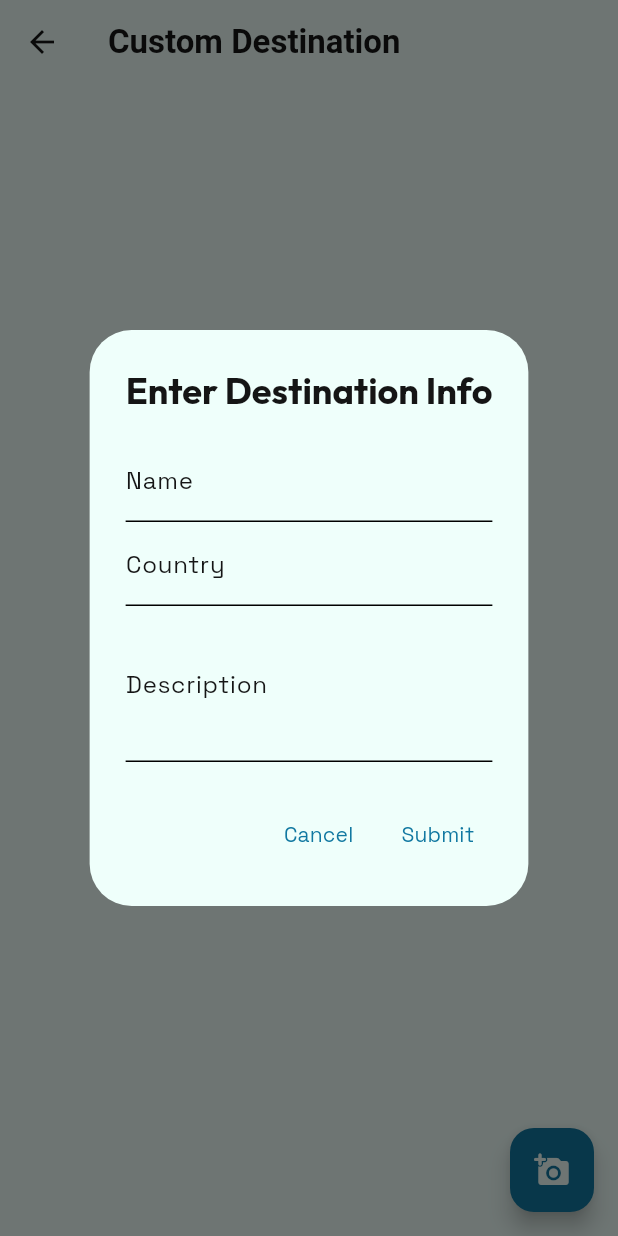
After one commit to baxelnut/virtual_tourism, a Flutter app: the UploadImage screen opened directly, after a tap on the "add a photo" icon, on a phone screen of 412 x 824 dp. The commit adds this screen. Run offline on Flutter 3.47's test engine with Material 3 defaults, Android fonts, the phone set to English and light mode, and no system bars; our stand-ins replace cached_network_image, cloud_firestore, firebase_auth, firebase_core, firebase_storage, flutter_dotenv and 5 more; missing offline and left inert: firebase_app_check, panorama_viewer; accounts and stored records are empty; network calls fail; Roboto replaces fonts that are missing (Italiana).

Commit message:
add custom image to image viewer

```diff
--- /dev/null
+++ b/lib/src/pages/explore/upload_image.dart
@@ -0,0 +1,278 @@
+import 'package:cached_network_image/cached_network_image.dart';
+import 'package:cloud_firestore/cloud_firestore.dart';
+import 'package:firebase_storage/firebase_storage.dart';
+import 'package:flutter/material.dart';
+import 'package:provider/provider.dart';
+import 'package:virtual_tourism/src/services/firebase/api/firebase_api.dart';
+
+import '../../components/image_screen.dart';
+import '../../services/firebase/storage/storage_service.dart';
+
+class UploadImage extends StatefulWidget {
+  const UploadImage({super.key});
+
+  @override
+  State<UploadImage> createState() => _UploadImageState();
+}
+
+class _UploadImageState extends State<UploadImage> {
+  late Future<List<Map<String, dynamic>>> _fetchDestinationsFuture;
+  // late Future<void> _fetchImagesFuture;
+  final nameController = TextEditingController();
+  final countryController = TextEditingController();
+  final descriptionController = TextEditingController();
+
+  final String category = 'custom_destinations';
+  final String subcategory = 'custom_destinations';
+  final String collection = 'custom_destinations';
+
+  final String placeholderPath =
+      'https://hellenic.org/wp-content/plugins/elementor/assets/images/placeholder.png';
+
+  @override
+  void initState() {
+    super.initState();
+    _fetchDestinationsFuture = fetchDestinations(collection: collection);
+    // _fetchImagesFuture = fetchImages();
+  }
+
+  Future<List<Map<String, dynamic>>> fetchDestinations({
+    required final String collection,
+  }) async {
+    try {
+      final snapshot =
+          await FirebaseFirestore.instance.collection(collection).get();
+      return snapshot.docs.map((doc) {
+        final data = doc.data();
+        data['id'] = doc.id;
+        return data;
+      }).toList();
+    } catch (e) {
+      // ignore: avoid_print
+      print('Error fetching destinations: $e');
+      return [];
+    }
+  }
+
+  // Future<void> fetchImages() async {
+  //   await Provider.of<StorageService>(context, listen: false)
+  //       .fetchImages(ref: 'custom_images/');
+  // }
+
+  Future<String> getThumbnailUrl({
+    required final String collection,
+    required final String category,
+    required final String subcategory,
+    required final String destinationId,
+  }) async {
+    final List<String> extensions = [
+      'jpg',
+      'jpeg',
+      'png',
+      'gif',
+      'bmp',
+      'webp'
+    ];
+
+    final path = '$collection/$category/$subcategory/$destinationId';
+    try {
+      return await FirebaseStorage.instance.ref(path).getDownloadURL();
+    } catch (e) {
+      print('Error fetching image from path: $path - $e');
+      return '';
+    }
+  }
+
+  void uploadDestinationInfo(StorageService storageService) {
+    showDialog(
+      context: context,
+      builder: (BuildContext context) {
+        return AlertDialog(
+          title: const Text('Enter Destination Info'),
+          content: SingleChildScrollView(
+            child: Column(
+              mainAxisSize: MainAxisSize.min,
+              children: [
+                TextField(
+                  controller: nameController,
+                  decoration: const InputDecoration(
+                    labelText: 'Name',
+                    hintText: 'Enter destination name',
+                  ),
+                ),
+                TextField(
+                  controller: countryController,
+                  decoration: const InputDecoration(
+                    labelText: 'Country',
+                    hintText: 'Enter country name',
+                  ),
+                ),
+                TextField(
+                  controller: descriptionController,
+                  decoration: const InputDecoration(
+                    labelText: 'Description',
+                    hintText: 'Enter description',
+                  ),
+                  maxLines: 3,
+                ),
+              ],
+            ),
+          ),
+          actions: [
+            TextButton(
+              onPressed: () {
+                Navigator.of(context).pop();
+              },
+              child: const Text('Cancel'),
+            ),
+            TextButton(
+              onPressed: () {
+                final name = nameController.text;
+                final country = countryController.text;
+                final description = descriptionController.text;
+
+                FirebaseApi().addDestination(
+                    collections: 'custom_destinations',
+                    category: 'custom_destinations',
+                    subcategory: 'custom_destinations',
+                    destinationName: name,
+                    country: country,
+                    description: description);
+
+                Navigator.of(context).pop();
+              },
+              child: const Text('Submit'),
+            ),
+          ],
+        );
+      },
+    );
+  }
+
+  @override
+  Widget build(BuildContext context) {
+    // final ThemeData theme = Theme.of(context);
+    // final Size screenSize = MediaQuery.of(context).size;
+    return Scaffold(
+      appBar: AppBar(
+        title: const Text('Custom Destination'),
+      ),
+      body: FutureBuilder<List<Map<String, dynamic>>>(
+        future: _fetchDestinationsFuture,
+        builder: (context, snapshot) {
+          if (snapshot.connectionState == ConnectionState.waiting) {
+            return const Center(child: CircularProgressIndicator());
+          } else if (snapshot.hasError) {
+            return Center(child: Text('Error: ${snapshot.error}'));
+          } else if (!snapshot.hasData || snapshot.data!.isEmpty) {
+            return const Center(child: Text('No destinations found.'));
+          }
+
+          final destinations = snapshot.data!;
+          return ListView.builder(
+            itemCount: destinations.length,
+            itemBuilder: (context, index) {
+              final destination = destinations[index];
+              final String country = destination['country'] ?? 'Unknown';
+              final String? destinationId = destination['id'];
+              final String description =
+                  destination['description'] ?? 'No description available.';
+              final String destinationName =
+                  destination['destinationName'] ?? 'No data available';
+              if (destinationId == null) {
+                return ListTile(
+                  leading: Text(country),
+                  title: Text(destinationName),
+                  subtitle: Text(description),
+                  trailing: const Icon(Icons.error),
+                );
+              }
+
+              return FutureBuilder<String>(
+                future: getThumbnailUrl(
+                    collection: collection,
+                    category: category,
+                    subcategory: subcategory,
+                    destinationId: destinationId),
+                builder: (context, imageSnapshot) {
+                  if (imageSnapshot.connectionState ==
+                      ConnectionState.waiting) {
+                    return const SizedBox(
+                      height: 50,
+                      width: 50,
+                      child: Center(
+                        child: CircularProgressIndicator(),
+                      ),
+                    );
+                  } else if (imageSnapshot.hasError) {
+                    return ListTile(
+                      leading: Text(country),
+                      title: Text(destinationName),
+                      subtitle: Text('Country: $country'),
+                      trailing: const Icon(Icons.broken_image, size: 50),
+                    );
+                  }
+
+                  final String imageUrl = imageSnapshot.data ?? placeholderPath;
+                  return ListTile(
+                    leading: SizedBox(
+                      height: 60,
+                      width: 60,
+                      child: Center(
+                        child: Text(
+                          country,
+                          textAlign: TextAlign.center,
+                          overflow: TextOverflow.ellipsis,
+                          maxLines: 1,
+                        ),
+                      ),
+                    ),
+                    title: Text(destinationName),
+                    subtitle: Text(description),
+                    trailing: imageUrl.isNotEmpty
+                        ? GestureDetector(
+                            onTap: () {
+                              Navigator.of(context).push(
+                                MaterialPageRoute(
+                                  builder: (context) => ImageScreen(
+                                      image: Image(
+                                        image: NetworkImage(imageUrl),
+                                      ),
+                                      appBarTitle: destinationName),
+                                ),
+                              );
+                            },
+                            child: SizedBox(
+                              width: 50,
+                              height: 50,
+                              child: CachedNetworkImage(
+                                imageUrl: imageUrl,
+                                fit: BoxFit.cover,
+                                placeholder: (context, url) =>
+                                    const CircularProgressIndicator(),
+                                errorWidget: (context, url, error) =>
+                                    const Icon(Icons.broken_image),
+                              ),
+                            ),
+                          )
+                        : const Icon(Icons.image, size: 50),
+                  );
+                },
+              );
+            },
+          );
+        },
+      ),
+      floatingActionButton: Consumer<StorageService>(
+        builder: (context, storageService, child) {
+          return FloatingActionButton(
+            onPressed: () {
+              uploadDestinationInfo(storageService);
+            },
+            child: const Icon(Icons.add_a_photo_rounded),
+          );
+        },
+      ),
+    );
+  }
+}
--- a/lib/src/pages/medals/image_storage_test.dart
+++ b/lib/src/pages/medals/image_storage_test.dart
@@ -21,7 +21,8 @@ class _ImageStorageTestState extends State<ImageStorageTest> {
   }
 
   Future<void> fetchImages() async {
-    await Provider.of<StorageService>(context, listen: false).fetchImages();
+    await Provider.of<StorageService>(context, listen: false)
+        .fetchImages(ref: 'uploaded_images/');
   }
 
   @override
@@ -78,7 +79,7 @@ class _ImageStorageTestState extends State<ImageStorageTest> {
         builder: (context, storageService, child) {
           return FloatingActionButton(
             onPressed: () {
-              storageService.uploadImage();
+              storageService.uploadImage(ref: 'uploaded_images/');
             },
             child: const Icon(Icons.add_a_photo_rounded),
           );
```
Also changed, not shown: lib/src/components/cards_emerged.dart (+4 -3 lines), lib/src/components/destination_overview.dart (+5 -5 lines), lib/src/pages/medals/medals_page.dart (+44 -15 lines), lib/src/pages/medals/upload_destinations.dart (+13 -0 lines), lib/src/services/firebase/api/firebase_api.dart (+12 -7 lines), lib/src/services/firebase/storage/storage_service.dart (+11 -7 lines).
